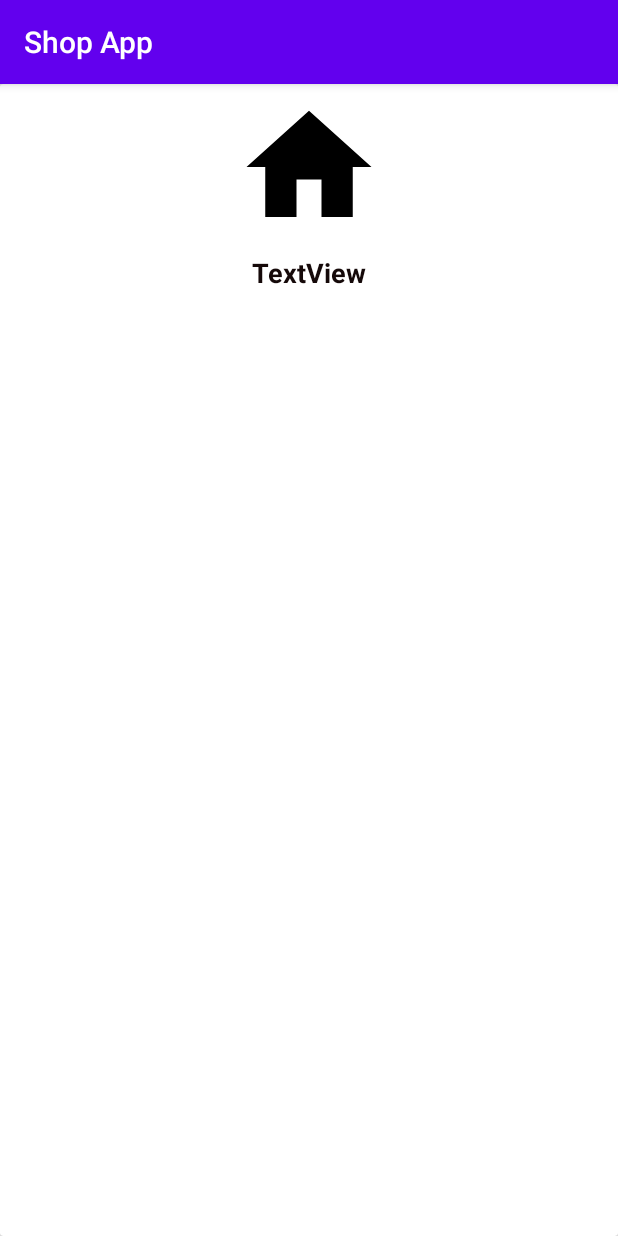
After one commit to micoinfante/tsumugiya, an Android app: the fragment BranchItemFragment shown on its own in the app's theme, on a phone screen of 412 x 824 dp. The commit adds this screen. Run offline under Robolectric (Android 15) with nearby library versions, the phone set to English and light mode, and no system bars.

```diff
--- a/app/build.gradle
+++ b/app/build.gradle
@@ -60,6 +60,7 @@ dependencies {
     implementation 'com.google.firebase:firebase-firestore-ktx:21.4.1'
     implementation 'com.android.support:multidex:1.0.3'
     implementation 'com.google.firebase:firebase-messaging:20.1.2'
+    implementation 'com.google.android.gms:play-services-maps:17.0.0'
 
 //    implementation "com.android.support:support-compat:28.0.0"
 }
--- /dev/null
+++ b/app/src/main/java/com/ortech/shopapp/BranchItemFragment.kt
@@ -0,0 +1,22 @@
+package com.ortech.shopapp
+
+import android.os.Bundle
+import androidx.fragment.app.Fragment
+import android.view.LayoutInflater
+import android.view.View
+import android.view.ViewGroup
+
+/**
+ * A simple [Fragment] subclass.
+ */
+class BranchItemFragment : Fragment() {
+
+    override fun onCreateView(
+        inflater: LayoutInflater, container: ViewGroup?,
+        savedInstanceState: Bundle?
+    ): View? {
+        // Inflate the layout for this fragment
+        return inflater.inflate(R.layout.fragment_branch_item, container, false)
+    }
+
+}
--- a/app/src/main/java/com/ortech/shopapp/MainActivity.kt
+++ b/app/src/main/java/com/ortech/shopapp/MainActivity.kt
@@ -23,7 +23,8 @@ class MainActivity : AppCompatActivity() {
             .setContentText("This is a test content")
             .setPriority(NotificationCompat.PRIORITY_DEFAULT)
 
-        val intent = Intent(this, HomeScreen::class.java)
+//        val intent = Intent(this, HomeScreen::class.java)
+        val intent = Intent(this, StoreTabListActivity::class.java)
         startActivity(intent)
 
         FirebaseInstanceId.getInstance().instanceId
--- a/app/src/main/res/layout/activity_store_tab_list.xml
+++ b/app/src/main/res/layout/activity_store_tab_list.xml
@@ -25,7 +25,8 @@
             android:id="@+id/tabs"
             android:layout_width="match_parent"
             android:layout_height="wrap_content"
-            android:background="?attr/colorPrimary" />
+            android:background="#FFFFFF"
+            app:tabTextColor="#000000" />
     </com.google.android.material.appbar.AppBarLayout>
 
     <androidx.viewpager.widget.ViewPager
--- /dev/null
+++ b/app/src/main/res/layout/fragment_branch_item.xml
@@ -0,0 +1,43 @@
+<?xml version="1.0" encoding="utf-8"?>
+<FrameLayout xmlns:android="http://schemas.android.com/apk/res/android"
+    xmlns:app="http://schemas.android.com/apk/res-auto"
+    xmlns:tools="http://schemas.android.com/tools"
+    android:layout_width="match_parent"
+    android:layout_height="match_parent"
+    tools:context=".BranchItemFragment">
+
+  <androidx.cardview.widget.CardView
+      android:layout_width="match_parent"
+      android:layout_height="match_parent" >
+
+    <androidx.constraintlayout.widget.ConstraintLayout
+        android:layout_width="match_parent"
+        android:layout_height="match_parent">
+
+      <ImageView
+          android:id="@+id/imageView5"
+          android:layout_width="100dp"
+          android:layout_height="100dp"
+          android:layout_marginTop="5dp"
+          app:layout_constraintEnd_toEndOf="parent"
+          app:layout_constraintHorizontal_bias="0.5"
+          app:layout_constraintStart_toStartOf="parent"
+          app:layout_constraintTop_toTopOf="parent"
+          app:srcCompat="@drawable/ic_home_black_24dp" />
+
+      <TextView
+          android:id="@+id/textView7"
+          android:layout_width="wrap_content"
+          android:layout_height="wrap_content"
+          android:layout_marginTop="8dp"
+          android:text="TextView"
+          android:textColor="#150909"
+          android:textSize="18sp"
+          android:textStyle="bold"
+          app:layout_constraintEnd_toEndOf="parent"
+          app:layout_constraintHorizontal_bias="0.5"
+          app:layout_constraintStart_toStartOf="parent"
+          app:layout_constraintTop_toBottomOf="@+id/imageView5" />
+    </androidx.constraintlayout.widget.ConstraintLayout>
+  </androidx.cardview.widget.CardView>
+</FrameLayout>
```
Also changed, not shown: app/src/main/java/com/ortech/shopapp/BranchListFragment.kt (added, +59 -0 lines), app/src/main/java/com/ortech/shopapp/MenuFragment.kt (added, +59 -0 lines), app/src/main/java/com/ortech/shopapp/MenuItemFragment.kt (added, +22 -0 lines), app/src/main/java/com/ortech/shopapp/StoreListFragment.kt (added, +89 -0 lines), app/src/main/java/com/ortech/shopapp/StoreMapTabFragment.kt (added, +59 -0 lines), app/src/main/java/com/ortech/shopapp/ui/main/SectionsPagerAdapter.kt (+8 -1 lines), app/src/main/res/layout/fragment_branch_list.xml (added, +11 -0 lines), app/src/main/res/layout/fragment_menu.xml (added, +11 -0 lines), app/src/main/res/layout/fragment_menu_item.xml (added, +44 -0 lines), app/src/main/res/layout/fragment_store_map_tab.xml (added, +31 -0 lines).
